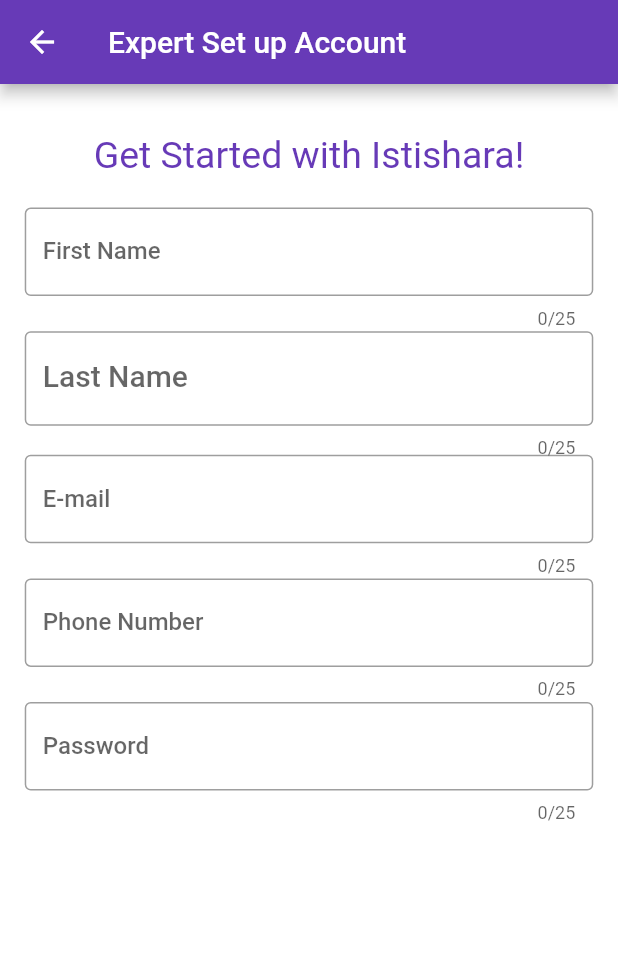
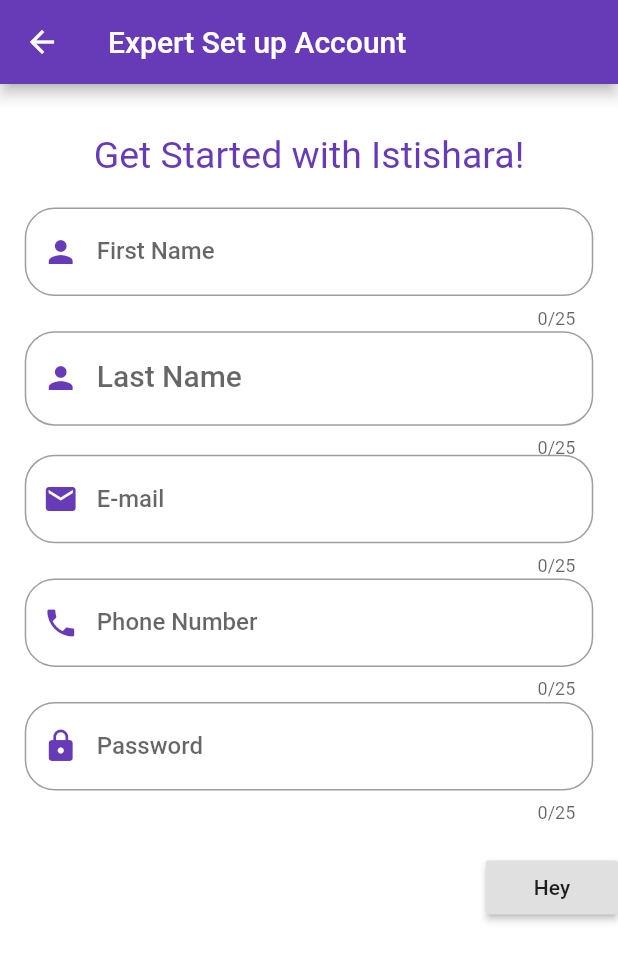
Before and after one commit to oia05/Istishara, a Flutter app: the screen it shows after launch, after a tap on an icon or button, on a phone screen of 412 x 824 dp. Shown: the top 961 px of the screen. Run offline on Flutter 3.47's test engine with Material 2 defaults, Android fonts, the phone set to English and light mode, and no system bars; our stand-ins replace connectivity; missing offline and left inert: loading_animations.

Commit message:
Text  Fields for Expert Sign Up updated to rounded

```diff
--- a/lib/ExpertSignUp.dart
+++ b/lib/ExpertSignUp.dart
@@ -1,5 +1,4 @@
-import 'dart:developer';
-import 'dart:ui';
+
 
 import 'package:flutter/material.dart';
 
@@ -25,6 +24,7 @@ class _ESignUpState extends State<ExpertSignUp> {
       backgroundColor: Colors.white,
 
       body: SingleChildScrollView(
+        child:Form(
         child: Column(
           children: [
             Container(
@@ -32,14 +32,15 @@ class _ESignUpState extends State<ExpertSignUp> {
               padding: EdgeInsets.only(top: screenHeight/25,bottom: 0),
               child: Text("Get Started with Istishara!",style: TextStyle(fontSize: 25,color: Colors.deepPurple),),
            ),
-
            Container(
              height: screenHeight/10,
              padding: EdgeInsets.only(left: screenWidth/25,right: screenWidth/25,),
              child: TextField(decoration: InputDecoration(
-              border: OutlineInputBorder(),
+              border: OutlineInputBorder(borderRadius: BorderRadius.circular(20.0)),
               hintText: "Do not use nick names",
-              labelText: "First Name"
+              labelText: "First Name",
+              prefixIcon: Icon(Icons.person,color: Colors.deepPurple,),
+
 
              ),
              maxLength: 25,
@@ -51,12 +52,15 @@ class _ESignUpState extends State<ExpertSignUp> {
              height: screenHeight/10,
              padding: EdgeInsets.only(left: screenWidth/25,right: screenWidth/25),
              child: TextField(decoration: InputDecoration(
-              border: OutlineInputBorder(),
+              border: OutlineInputBorder(borderRadius: BorderRadius.circular(20.0)),
               labelText: "Last Name",
-              hintText: "Your Family Name"
+              hintText: "Your Family Name",
+               prefixIcon: Icon(Icons.person,color: Colors.deepPurple,),
+
              ),
              maxLength: 25,
              style: TextStyle(fontWeight: FontWeight.w500, fontSize: 20),
+
 
              )
              ),
@@ -65,9 +69,10 @@ class _ESignUpState extends State<ExpertSignUp> {
               height: screenHeight/10,
               padding: EdgeInsets.only(left: screenWidth/25,right: screenWidth/25),
            child: TextField(decoration: InputDecoration(
-              border: OutlineInputBorder(),
+              border: OutlineInputBorder(borderRadius: BorderRadius.circular(20.0)),
               labelText: "E-mail",
-              hintText: "Enter valid email as abc@example.com"
+              hintText: "Enter valid email as abc@example.com",
+              prefixIcon: Icon(Icons.email,color: Colors.deepPurple,),
 
            ),
            maxLength: 25,
@@ -77,9 +82,10 @@ class _ESignUpState extends State<ExpertSignUp> {
               height: screenHeight/10,
               padding: EdgeInsets.only(left: screenWidth/25,right: screenWidth/25),
            child: TextField(decoration: InputDecoration(
-              border: OutlineInputBorder(),
+              border: OutlineInputBorder(borderRadius: BorderRadius.circular(20.0)),
               labelText: "Phone Number",
-              hintText: "8-digits Number"
+              hintText: "8-digits Number",
+               prefixIcon: Icon(Icons.phone,color: Colors.deepPurple,),
 
            ),
            maxLength: 25,
@@ -89,9 +95,10 @@ class _ESignUpState extends State<ExpertSignUp> {
               height: screenHeight/10,
               padding: EdgeInsets.only(left: screenWidth/25,right: screenWidth/25),
            child: TextField(decoration: InputDecoration(
-              border: OutlineInputBorder(),
+              border: OutlineInputBorder(borderRadius: BorderRadius.circular(20.0)),
               labelText: "Password",
-              hintText: "Strong password consists of 8 characters"
+              hintText: "Strong password consists of 8 characters",
+              prefixIcon: Icon(Icons.lock,color: Colors.deepPurple,),
 
 
            ),
@@ -100,12 +107,15 @@ class _ESignUpState extends State<ExpertSignUp> {
            ),
 
            Container(
-
-           )
+             height: screenHeight/10,
+             child:Align(
+               alignment: Alignment(1,0),
+              child:RaisedButton(onPressed: (){},child: Text("Hey"),),
+           ))
           ],
         ),
 
       )
-    );
+    ));
   }
 }
--- a/lib/ListOfExperts.dart
+++ b/lib/ListOfExperts.dart
@@ -9,7 +9,7 @@ class ListName extends StatefulWidget{
 }
 
 class Name extends State<ListName>{
-  List<String> Names = [
+  List<String> names = [
     'Expert1','Expert2','Expert3','Expert4','Expert5','Expert6','Exper7','Expert8',
     'Expert9','Expert10','Expert11','Expert12','Expert13','Expert14','Expert15','Expert16','Expert17',
     'Expert18','Expert18','Expert19','Expert20'
@@ -23,8 +23,8 @@ class Name extends State<ListName>{
       body: new Container(
         child: new ListView.builder(
             reverse: false,
-            itemBuilder: (_,int index)=>EachList(this.Names[index]),
-            itemCount: this.Names.length,
+            itemBuilder: (_,int index)=>EachList(this.names[index]),
+            itemCount: this.names.length,
         ),
       ),
     );
--- a/lib/Login.dart
+++ b/lib/Login.dart
@@ -54,9 +54,8 @@ class _LoginDemoState extends State<LoginDemo> {
                     hintText: 'Enter secure password'),
               ),
             ),
-            FlatButton(
+            TextButton(
               onPressed: () {
-                //TODO FORGOT PASSWORD SCREEN GOES HERE
               },
               child: Text(
                 'Forgot Password',
@@ -68,7 +67,7 @@ class _LoginDemoState extends State<LoginDemo> {
               width: 250,
               decoration: BoxDecoration(
                   color: Colors.deepPurple, borderRadius: BorderRadius.circular(20)),
-              child: FlatButton(
+              child: TextButton(
                 onPressed: () {
                   Navigator.push(context,
                       MaterialPageRoute(builder: (_) => DashboardScreen()));
--- a/lib/main.dart
+++ b/lib/main.dart
@@ -4,7 +4,6 @@ import 'package:loading_animations/loading_animations.dart';
 import 'dart:math';
 import './Start.dart';
 import 'package:connectivity/connectivity.dart';
-import 'package:cloud_firestore/cloud_firestore.dart';
 
 void main() {
   runApp(Display());
@@ -39,7 +38,7 @@ void _showDialog(String title, String content, BuildContext context) {
             title: Text("You are " + title),
             content: Text(content),
             actions: <Widget>[
-              FlatButton(
+              TextButton(
                   onPressed: () {
                     Navigator.of(context).pop();
                   },
@@ -54,7 +53,7 @@ class _DisplayState extends State<DisplayDemo> {
     super.initState();
     WidgetsBinding.instance.addPostFrameCallback((_) async {
       while (connection == "Disconnected") {
-        var response2 = await Future.delayed(Duration(seconds: 6));
+       await Future.delayed(Duration(seconds: 6));
         var response = await connect.checkConnectivity();
         if (response == ConnectivityResult.mobile ||
             response == ConnectivityResult.wifi) {
--- a/pubspec.yaml
+++ b/pubspec.yaml
@@ -27,6 +27,7 @@ dependencies:
     sdk: flutter
   loading_animations: ^2.1.0
   connectivity: ^2.0.2
+  flutter_password_strength: ^0.1.6
 
 
   # The following adds the Cassets:
```
Also changed, not shown: pubspec.lock.
